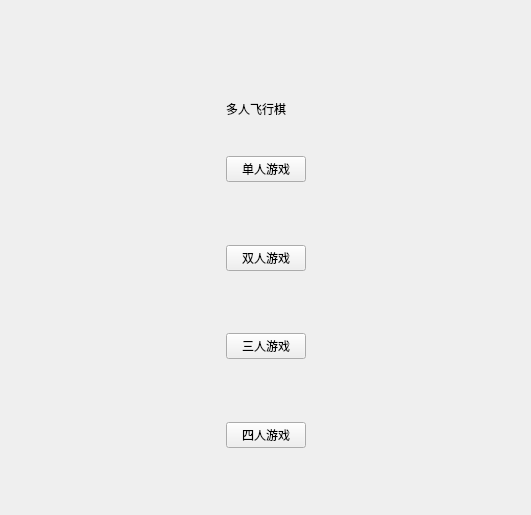
Old version of the form widget.ui in the repository 919106840330/Qt.
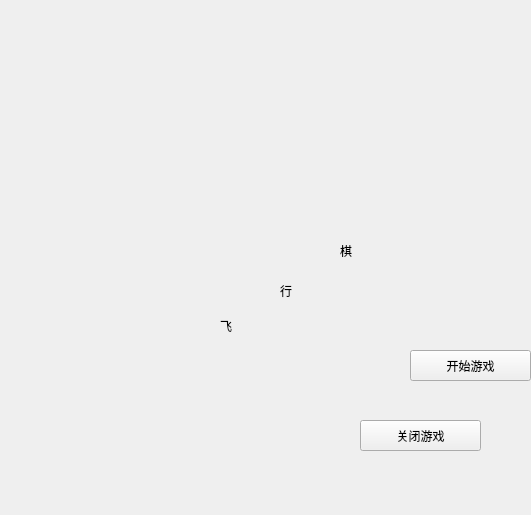
New version of the form.

```diff
--- a/widget.ui
+++ b/widget.ui
@@ -13,150 +13,80 @@
   <property name="windowTitle">
    <string>Widget</string>
   </property>
-  <layout class="QGridLayout" name="gridLayout">
-   <item row="0" column="2">
-    <spacer name="verticalSpacer">
-     <property name="orientation">
-      <enum>Qt::Vertical</enum>
-     </property>
-     <property name="sizeHint" stdset="0">
-      <size>
-       <width>20</width>
-       <height>45</height>
-      </size>
-     </property>
-    </spacer>
-   </item>
-   <item row="1" column="0">
-    <spacer name="horizontalSpacer">
-     <property name="orientation">
-      <enum>Qt::Horizontal</enum>
-     </property>
-     <property name="sizeHint" stdset="0">
-      <size>
-       <width>137</width>
-       <height>20</height>
-      </size>
-     </property>
-    </spacer>
-   </item>
-   <item row="1" column="1" rowspan="2" colspan="2">
-    <widget class="QLabel" name="label">
-     <property name="styleSheet">
-      <string notr="true">font: 26pt &quot;Agency FB&quot;;</string>
-     </property>
-     <property name="text">
-      <string>多人飞行棋</string>
-     </property>
-    </widget>
-   </item>
-   <item row="1" column="3" rowspan="2">
-    <spacer name="horizontalSpacer_2">
-     <property name="orientation">
-      <enum>Qt::Horizontal</enum>
-     </property>
-     <property name="sizeHint" stdset="0">
-      <size>
-       <width>137</width>
-       <height>20</height>
-      </size>
-     </property>
-    </spacer>
-   </item>
-   <item row="2" column="2">
-    <spacer name="verticalSpacer_2">
-     <property name="orientation">
-      <enum>Qt::Vertical</enum>
-     </property>
-     <property name="sizeHint" stdset="0">
-      <size>
-       <width>20</width>
-       <height>45</height>
-      </size>
-     </property>
-    </spacer>
-   </item>
-   <item row="3" column="1" colspan="2">
-    <widget class="QPushButton" name="pushButton">
-     <property name="text">
-      <string>单人游戏</string>
-     </property>
-    </widget>
-   </item>
-   <item row="4" column="2">
-    <spacer name="verticalSpacer_3">
-     <property name="orientation">
-      <enum>Qt::Vertical</enum>
-     </property>
-     <property name="sizeHint" stdset="0">
-      <size>
-       <width>20</width>
-       <height>45</height>
-      </size>
-     </property>
-    </spacer>
-   </item>
-   <item row="5" column="1" colspan="2">
-    <widget class="QPushButton" name="pushButton_2">
-     <property name="text">
-      <string>双人游戏</string>
-     </property>
-    </widget>
-   </item>
-   <item row="6" column="2">
-    <spacer name="verticalSpacer_4">
-     <property name="orientation">
-      <enum>Qt::Vertical</enum>
-     </property>
-     <property name="sizeHint" stdset="0">
-      <size>
-       <width>20</width>
-       <height>45</height>
-      </size>
-     </property>
-    </spacer>
-   </item>
-   <item row="7" column="1" colspan="2">
-    <widget class="QPushButton" name="pushButton_3">
-     <property name="text">
-      <string>三人游戏</string>
-     </property>
-    </widget>
-   </item>
-   <item row="8" column="2">
-    <spacer name="verticalSpacer_5">
-     <property name="orientation">
-      <enum>Qt::Vertical</enum>
-     </property>
-     <property name="sizeHint" stdset="0">
-      <size>
-       <width>20</width>
-       <height>45</height>
-      </size>
-     </property>
-    </spacer>
-   </item>
-   <item row="9" column="1" colspan="2">
-    <widget class="QPushButton" name="pushButton_4">
-     <property name="text">
-      <string>四人游戏</string>
-     </property>
-    </widget>
-   </item>
-   <item row="10" column="2">
-    <spacer name="verticalSpacer_6">
-     <property name="orientation">
-      <enum>Qt::Vertical</enum>
-     </property>
-     <property name="sizeHint" stdset="0">
-      <size>
-       <width>20</width>
-       <height>45</height>
-      </size>
-     </property>
-    </spacer>
-   </item>
-  </layout>
+  <widget class="QPushButton" name="pushButton">
+   <property name="geometry">
+    <rect>
+     <x>410</x>
+     <y>350</y>
+     <width>121</width>
+     <height>31</height>
+    </rect>
+   </property>
+   <property name="text">
+    <string>开始游戏</string>
+   </property>
+  </widget>
+  <widget class="QPushButton" name="pushButton_2">
+   <property name="geometry">
+    <rect>
+     <x>360</x>
+     <y>420</y>
+     <width>121</width>
+     <height>31</height>
+    </rect>
+   </property>
+   <property name="text">
+    <string>关闭游戏</string>
+   </property>
+  </widget>
+  <widget class="QLabel" name="label_3">
+   <property name="geometry">
+    <rect>
+     <x>220</x>
+     <y>300</y>
+     <width>51</width>
+     <height>51</height>
+    </rect>
+   </property>
+   <property name="styleSheet">
+    <string notr="true">font: 26pt &quot;Agency FB&quot;;</string>
+   </property>
+   <property name="text">
+    <string>飞</string>
+   </property>
+  </widget>
+  <widget class="QLabel" name="label_4">
+   <property name="geometry">
+    <rect>
+     <x>280</x>
+     <y>270</y>
+     <width>51</width>
+     <height>41</height>
+    </rect>
+   </property>
+   <property name="styleSheet">
+    <string notr="true">font: 26pt &quot;Agency FB&quot;;</string>
+   </property>
+   <property name="text">
+    <string>行</string>
+   </property>
+  </widget>
+  <widget class="QLabel" name="label_5">
+   <property name="geometry">
+    <rect>
+     <x>340</x>
+     <y>230</y>
+     <width>51</width>
+     <height>41</height>
+    </rect>
+   </property>
+   <property name="styleSheet">
+    <string notr="true">font: 26pt &quot;Agency FB&quot;;</string>
+   </property>
+   <property name="text">
+    <string>棋</string>
+   </property>
+  </widget>
  </widget>
  <layoutdefault spacing="6" margin="11"/>
  <resources/>
```
